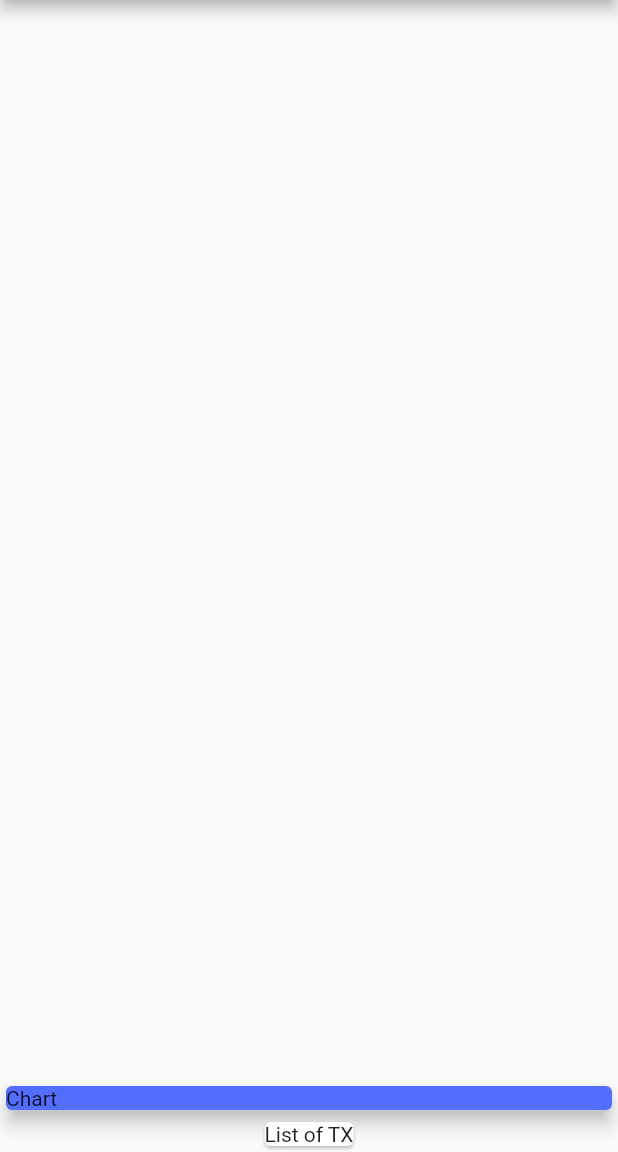
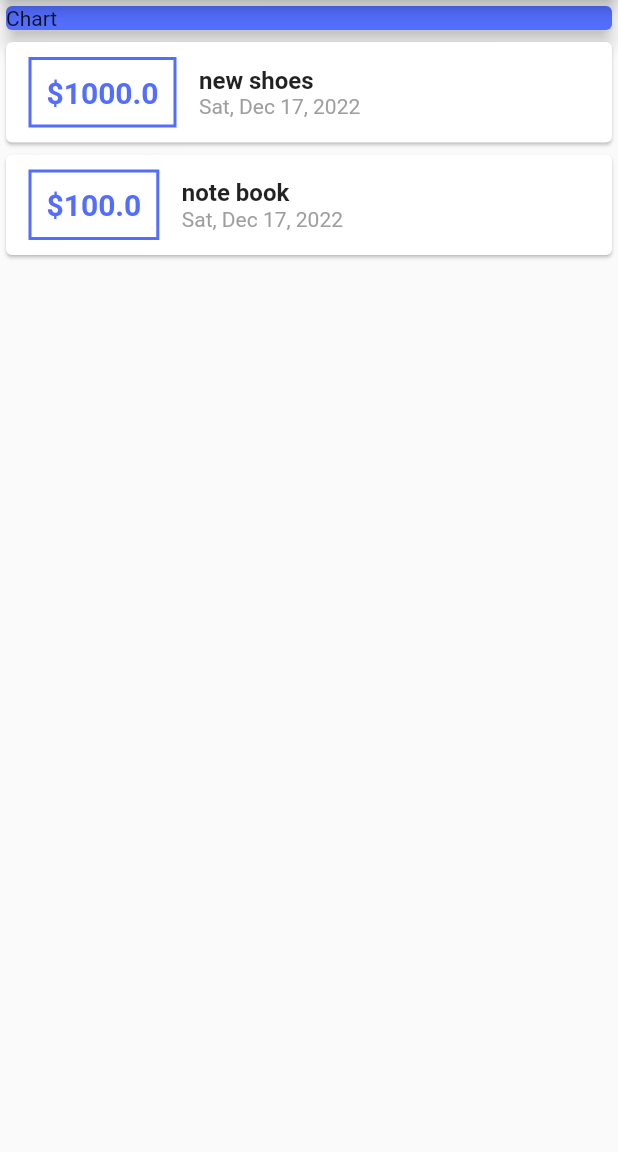
Before and after one commit to FidelAHM/personal-expense-tracker, a Flutter app: the screen it shows after launch, on a phone screen of 412 x 824 dp, the part 84-1236 px from its top. Run offline on Flutter 3.47's test engine with Material 2 defaults, Android fonts, the phone set to English and light mode, and no system bars.

Commit message:
new code

```diff
--- a/lib/main.dart
+++ b/lib/main.dart
@@ -1,4 +1,6 @@
+import 'package:expense_app/transaction.dart';
 import 'package:flutter/material.dart';
+import 'package:intl/intl.dart';
 
 void main() {
   runApp(const MyApp());
@@ -20,7 +22,11 @@ class MyApp extends StatelessWidget {
 }
 
 class MyHomePage extends StatelessWidget {
-  const MyHomePage({super.key});
+  final List<Transaction> transactions = [
+    Transaction(
+        id: 'tl', title: 'new shoes', amount: 1000, date: DateTime.now()),
+    Transaction(id: 't2', title: 'note book', amount: 100, date: DateTime.now())
+  ];
 
   @override
   Widget build(BuildContext context) {
@@ -29,19 +35,50 @@ class MyHomePage extends StatelessWidget {
         title: Text('Expense App'),
       ),
       body: Column(
-        mainAxisAlignment: MainAxisAlignment.end,
         children: [
           Container(
             width: double.infinity,
             child: Card(
               color: Colors.indigoAccent,
-              child: Container(child: Text('Chart')),
+              child: Text('Chart'),
               elevation: 5,
             ),
           ),
-          Card(
-            child: Text('List of TX'),
-          )
+          Column(
+              children: transactions.map((tx) {
+            return Card(
+                child: Row(
+              children: [
+                Container(
+                  margin: EdgeInsets.symmetric(horizontal: 15, vertical: 10),
+                  decoration: BoxDecoration(
+                      border: Border.all(color: Colors.indigoAccent, width: 2)),
+                  child: Text(
+                    '\$${tx.amount}',
+                    style: TextStyle(
+                        fontWeight: FontWeight.bold,
+                        fontSize: 20,
+                        color: Colors.indigoAccent),
+                  ),
+                  padding: EdgeInsets.all(10),
+                ),
+                Column(
+                  crossAxisAlignment: CrossAxisAlignment.start,
+                  children: [
+                    Text(
+                      tx.title,
+                      style:
+                          TextStyle(fontWeight: FontWeight.bold, fontSize: 16),
+                    ),
+                    Text(
+                      DateFormat.yMMMEd().format(tx.date),
+                      style: TextStyle(color: Colors.grey),
+                    ),
+                  ],
+                )
+              ],
+            ));
+          }).toList())
         ],
       ),
     );
--- a/lib/transaction.dart
+++ b/lib/transaction.dart
@@ -0,0 +1,13 @@
+import 'package:flutter/foundation.dart';
+
+class Transaction {
+  final String id;
+  final String title;
+  final double amount;
+  final DateTime date;
+  Transaction(
+      {required this.id,
+      required this.title,
+      required this.amount,
+      required this.date});
+}
--- a/pubspec.yaml
+++ b/pubspec.yaml
@@ -31,11 +31,13 @@ environment:
 dependencies:
   flutter:
     sdk: flutter
+  intl: ^0.17.0
 
 
   # The following adds the Cupertino Icons font to your application.
   # Use with the CupertinoIcons class for iOS style icons.
   cupertino_icons: ^1.0.2
+
 
 dev_dependencies:
   flutter_test:
```
Also changed, not shown: pubspec.lock.
